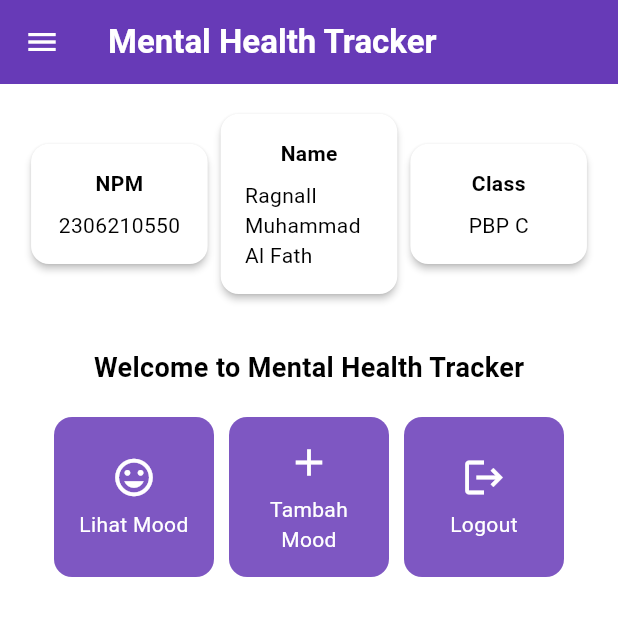
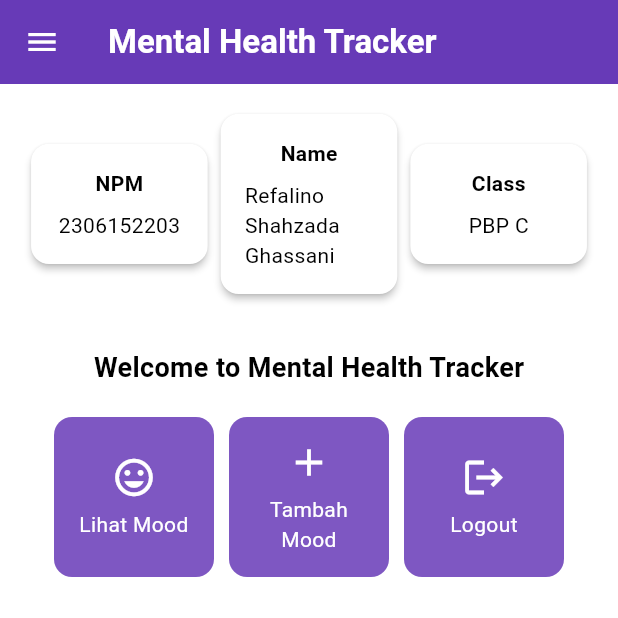
Before and after one commit to refalinoshahzada/mental-health-tracker-mobile, a Flutter app: the screen it shows after launch, on a phone screen of 412 x 824 dp, the top half of it. Run offline on Flutter 3.47's test engine with Material 3 defaults, Android fonts, the phone set to English and light mode, and no system bars.

Commit message:
minor changes

```diff
--- a/lib/screens/menu.dart
+++ b/lib/screens/menu.dart
@@ -3,8 +3,8 @@ import 'package:mental_health_tracker/widgets/left_drawer.dart';
 import 'package:mental_health_tracker/widgets/mood_card.dart';
 
 class MyHomePage extends StatelessWidget {
-  final String npm = '2306210550'; // NPM
-  final String name = 'Ragnall Muhammad Al Fath'; // Nama
+  final String npm = '2306152203'; // NPM
+  final String name = 'Refalino Shahzada Ghassani'; // Nama
   final String className = 'PBP C'; // Kelas
 
   final List<ItemHomepage> items = [
```
